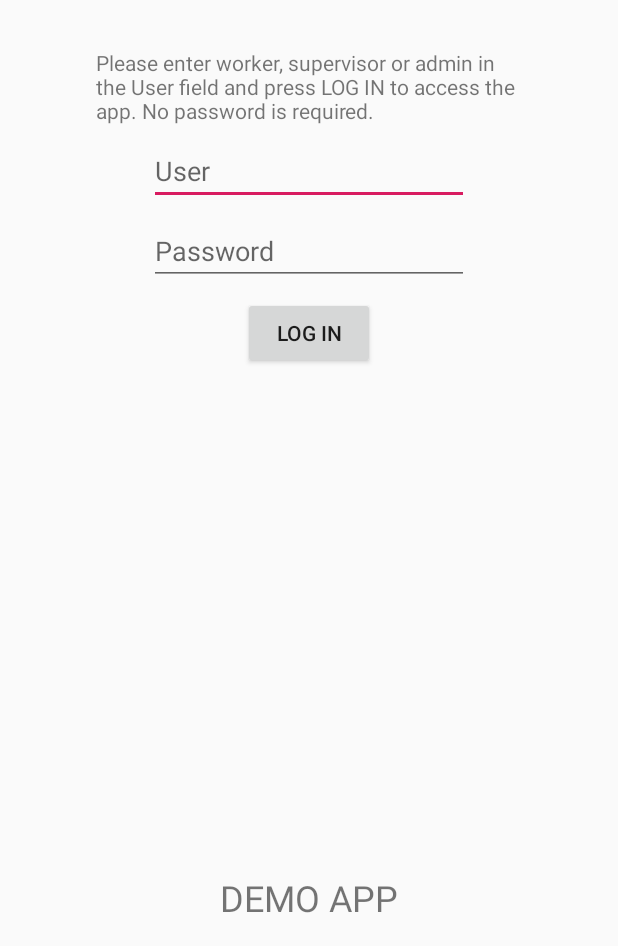
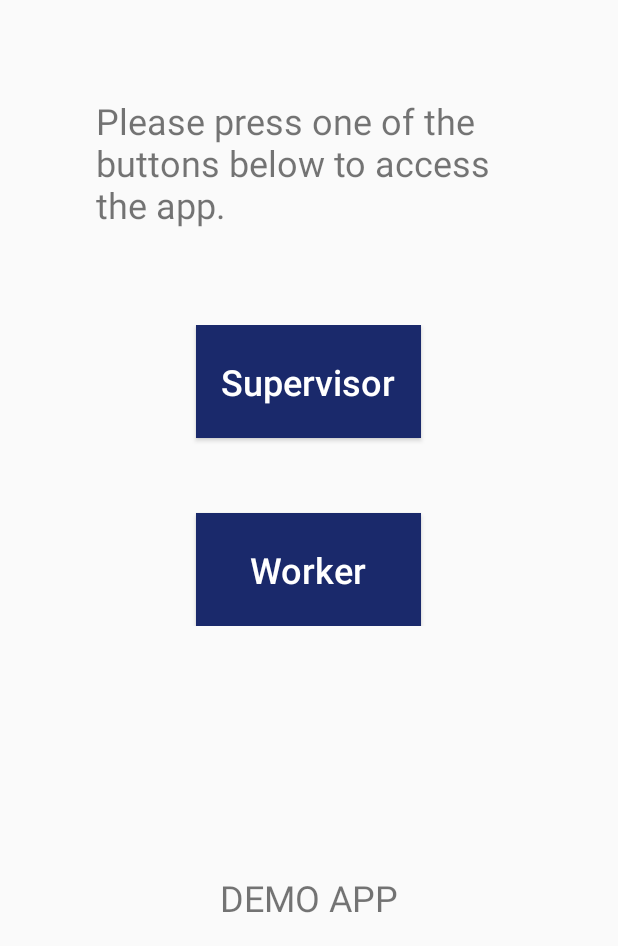
Before and after one commit to ka5p3rr/G52GRP_Atos_IoT_Project_Group27, an Android app: the screen it shows after launch (MainActivity), on a phone screen of 412 x 824 dp, the part 290-1236 px from its top. Run offline under Robolectric (Android 15) with nearby library versions, the phone set to English and light mode, and no system bars.

Commit message:
Android: Simplified first screen, removed most fragments
Android:

I simplified the first login screen to just buttons and input fields for simplicity and better user experience. Also most fragments are removed as only one will be used.

```diff
--- a/Group27AtosProject/app/src/main/java/uk/ac/nottingham/group27atosproject/OverviewFragment.java
+++ b/Group27AtosProject/app/src/main/java/uk/ac/nottingham/group27atosproject/OverviewFragment.java
@@ -25,5 +25,4 @@ public class OverviewFragment extends Fragment {
         // Inflate the layout for this fragment
         return inflater.inflate(R.layout.fragment_overview, container, false);
     }
-
 }
--- a/Group27AtosProject/app/src/main/res/layout/activity_main.xml
+++ b/Group27AtosProject/app/src/main/res/layout/activity_main.xml
@@ -5,90 +5,6 @@
     android:layout_width="match_parent"
     android:layout_height="match_parent"
     tools:context=".MainActivity">
-
-    <EditText
-        android:id="@+id/user_text"
-        android:layout_width="wrap_content"
-        android:layout_height="wrap_content"
-        android:layout_marginStart="16dp"
-        android:layout_marginLeft="16dp"
-        android:layout_marginTop="8dp"
-        android:layout_marginEnd="16dp"
-        android:layout_marginRight="16dp"
-        android:ems="10"
-        android:hint="@string/user_text"
-        android:inputType="textEmailAddress"
-        app:layout_constraintEnd_toEndOf="parent"
-        app:layout_constraintHorizontal_bias="0.5"
-        app:layout_constraintStart_toStartOf="parent"
-        app:layout_constraintTop_toBottomOf="@+id/instructions_textview"
-        android:importantForAutofill="no" />
-
-    <EditText
-        android:id="@+id/password_text"
-        android:layout_width="wrap_content"
-        android:layout_height="wrap_content"
-        android:layout_marginStart="16dp"
-        android:layout_marginLeft="16dp"
-        android:layout_marginTop="8dp"
-        android:layout_marginEnd="16dp"
-        android:layout_marginRight="16dp"
-        android:ems="10"
-        android:hint="@string/password_text"
-        android:inputType="textPassword"
-        app:layout_constraintEnd_toEndOf="parent"
-        app:layout_constraintHorizontal_bias="0.5"
-        app:layout_constraintStart_toStartOf="parent"
-        app:layout_constraintTop_toBottomOf="@+id/user_text"
-        android:importantForAutofill="no" />
-
-    <Button
-        android:id="@+id/login_button"
-        android:layout_width="wrap_content"
-        android:layout_height="wrap_content"
-        android:layout_marginStart="16dp"
-        android:layout_marginLeft="16dp"
-        android:layout_marginTop="8dp"
-        android:layout_marginEnd="16dp"
-        android:layout_marginRight="16dp"
-        android:onClick="launchNavigationActivity"
-        android:text="@string/login_button"
-        app:layout_constraintEnd_toEndOf="parent"
-        app:layout_constraintHorizontal_bias="0.5"
-        app:layout_constraintStart_toStartOf="parent"
-        app:layout_constraintTop_toBottomOf="@+id/password_text" />
-
-    <TextView
-        android:id="@+id/demotext_textview"
-        android:layout_width="wrap_content"
-        android:layout_height="wrap_content"
-        android:layout_marginStart="8dp"
-        android:layout_marginLeft="8dp"
-        android:layout_marginEnd="8dp"
-        android:layout_marginRight="8dp"
-        android:layout_marginBottom="16dp"
-        android:text="@string/demo_text"
-        android:textSize="24sp"
-        app:layout_constraintBottom_toBottomOf="parent"
-        app:layout_constraintEnd_toEndOf="parent"
-        app:layout_constraintHorizontal_bias="0.5"
-        app:layout_constraintStart_toStartOf="parent" />
-
-    <TextView
-        android:id="@+id/instructions_textview"
-        android:layout_width="0dp"
-        android:layout_height="wrap_content"
-        android:layout_marginStart="64dp"
-        android:layout_marginLeft="64dp"
-        android:layout_marginTop="32dp"
-        android:layout_marginEnd="64dp"
-        android:layout_marginRight="64dp"
-        android:text="@string/instructions_text"
-        android:textSize="14sp"
-        app:layout_constraintEnd_toEndOf="parent"
-        app:layout_constraintHorizontal_bias="0.5"
-        app:layout_constraintStart_toStartOf="parent"
-        app:layout_constraintTop_toBottomOf="@+id/uonlogo_imageview" />
 
     <ImageView
         android:id="@+id/uonlogo_imageview"
@@ -107,4 +23,80 @@
         app:layout_constraintStart_toStartOf="parent"
         app:layout_constraintTop_toTopOf="parent"
         app:srcCompat="@drawable/uonlogo" />
+
+    <TextView
+        android:id="@+id/instructions_textview"
+        android:layout_width="0dp"
+        android:layout_height="wrap_content"
+        android:layout_marginStart="64dp"
+        android:layout_marginLeft="64dp"
+        android:layout_marginTop="64dp"
+        android:layout_marginEnd="64dp"
+        android:layout_marginRight="64dp"
+        android:text="@string/instructions_text"
+        android:textSize="24sp"
+        app:layout_constraintEnd_toEndOf="parent"
+        app:layout_constraintHorizontal_bias="0.5"
+        app:layout_constraintStart_toStartOf="parent"
+        app:layout_constraintTop_toBottomOf="@+id/uonlogo_imageview" />
+
+    <TextView
+        android:id="@+id/demotext_textview"
+        android:layout_width="wrap_content"
+        android:layout_height="wrap_content"
+        android:layout_marginStart="8dp"
+        android:layout_marginLeft="8dp"
+        android:layout_marginEnd="8dp"
+        android:layout_marginRight="8dp"
+        android:layout_marginBottom="16dp"
+        android:text="@string/demo_text"
+        android:textSize="24sp"
+        app:layout_constraintBottom_toBottomOf="parent"
+        app:layout_constraintEnd_toEndOf="parent"
+        app:layout_constraintHorizontal_bias="0.5"
+        app:layout_constraintStart_toStartOf="parent" />
+
+    <LinearLayout
+        style="?android:attr/buttonBarStyle"
+        android:layout_width="match_parent"
+        android:layout_height="wrap_content"
+        android:layout_marginStart="16dp"
+        android:layout_marginLeft="16dp"
+        android:layout_marginTop="64dp"
+        android:layout_marginEnd="16dp"
+        android:layout_marginRight="16dp"
+        android:gravity="center"
+        android:orientation="vertical"
+        app:layout_constraintEnd_toEndOf="parent"
+        app:layout_constraintStart_toStartOf="parent"
+        app:layout_constraintTop_toBottomOf="@+id/instructions_textview">
+
+        <Button
+            android:id="@+id/supervisor_button"
+            android:layout_width="150dp"
+            android:layout_height="75dp"
+            android:background="@color/colorPrimary"
+            android:onClick="launchAsSupervisor"
+            android:text="@string/supervisor_username"
+            android:textAllCaps="false"
+            android:textColor="@android:color/white"
+            android:textSize="24sp" />
+
+        <Space
+            android:layout_width="match_parent"
+            android:layout_height="50dp" />
+
+        <Button
+            android:id="@+id/worker_button"
+            android:layout_width="150dp"
+            android:layout_height="75dp"
+            android:background="@color/colorPrimary"
+            android:onClick="launchAsWorker"
+            android:text="@string/worker_username"
+            android:textAllCaps="false"
+            android:textColor="@android:color/white"
+            android:textSize="24sp" />
+
+    </LinearLayout>
+
 </android.support.constraint.ConstraintLayout>
--- a/Group27AtosProject/app/src/main/res/layout/fragment_overview.xml
+++ b/Group27AtosProject/app/src/main/res/layout/fragment_overview.xml
@@ -12,7 +12,7 @@
         android:layout_height="match_parent">
 
         <TextView
-            android:id="@+id/overview_fragment_textview"
+            android:id="@+id/textView"
             android:layout_width="wrap_content"
             android:layout_height="wrap_content"
             android:layout_marginStart="8dp"
@@ -27,6 +27,7 @@
             app:layout_constraintEnd_toEndOf="parent"
             app:layout_constraintStart_toStartOf="parent"
             app:layout_constraintTop_toTopOf="parent" />
+
     </android.support.constraint.ConstraintLayout>
 
 </FrameLayout>
--- a/Group27AtosProject/app/src/main/res/values/colors.xml
+++ b/Group27AtosProject/app/src/main/res/values/colors.xml
@@ -1,6 +1,6 @@
 <?xml version="1.0" encoding="utf-8"?>
 <resources>
     <color name="colorPrimary">#1A296B</color>
-    <color name="colorPrimaryDark">#18194f</color>
+    <color name="colorPrimaryDark">#18194F</color>
     <color name="colorAccent">#D81B60</color>
 </resources>
--- a/Group27AtosProject/app/src/main/res/values/strings.xml
+++ b/Group27AtosProject/app/src/main/res/values/strings.xml
@@ -20,7 +20,7 @@
     <string name="worker_username">Worker</string>
     <string name="worker_usermail">worker@group27.com</string>
     <string name="demo_text">DEMO APP</string>
-    <string name="instructions_text">Please enter worker, supervisor or admin in the User field and press LOG IN to access the app. No password is required.</string>
+    <string name="instructions_text">Please press one of the buttons below to access the app.</string>
     <string name="overview_fragment_textview">This page displays the OVERVIEW</string>
     <string name="statistics_fragment_textview">This page displays the STATISTICS</string>
     <string name="graphs_fragment_textview">This page displays the GRAPHS</string>
--- a/Group27AtosProject/build.gradle
+++ b/Group27AtosProject/build.gradle
@@ -7,7 +7,7 @@ buildscript {
 
     }
     dependencies {
-        classpath 'com.android.tools.build:gradle:3.3.1'
+        classpath 'com.android.tools.build:gradle:3.3.2'
 
         // NOTE: Do not place your application dependencies here; they belong
         // in the individual module build.gradle files
```
Also changed, not shown: Group27AtosProject/app/src/main/AndroidManifest.xml (+7 -4 lines), Group27AtosProject/app/src/main/java/uk/ac/nottingham/group27atosproject/GraphsFragment.java (deleted, +0 -29 lines), Group27AtosProject/app/src/main/java/uk/ac/nottingham/group27atosproject/MainActivity.java (+12 -28 lines), Group27AtosProject/app/src/main/java/uk/ac/nottingham/group27atosproject/NavigationActivity.java (+2 -10 lines), Group27AtosProject/app/src/main/java/uk/ac/nottingham/group27atosproject/StatisticsFragment.java (deleted, +0 -29 lines), Group27AtosProject/app/src/main/res/layout/fragment_graphs.xml (deleted, +0 -32 lines), Group27AtosProject/app/src/main/res/layout/fragment_statistics.xml (deleted, +0 -30 lines), Group27AtosProject/app/src/main/res/menu/activity_navigation_drawer_menu.xml (+0 -8 lines), 1 other file.
